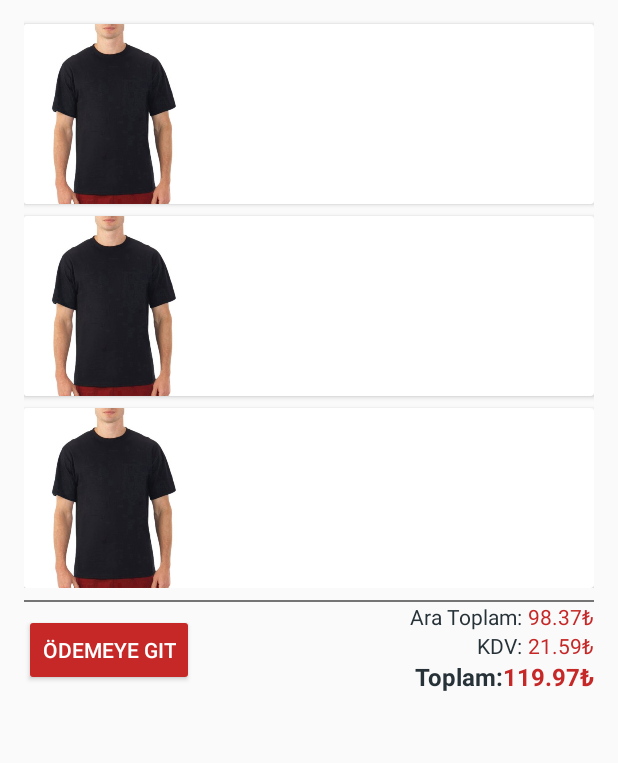
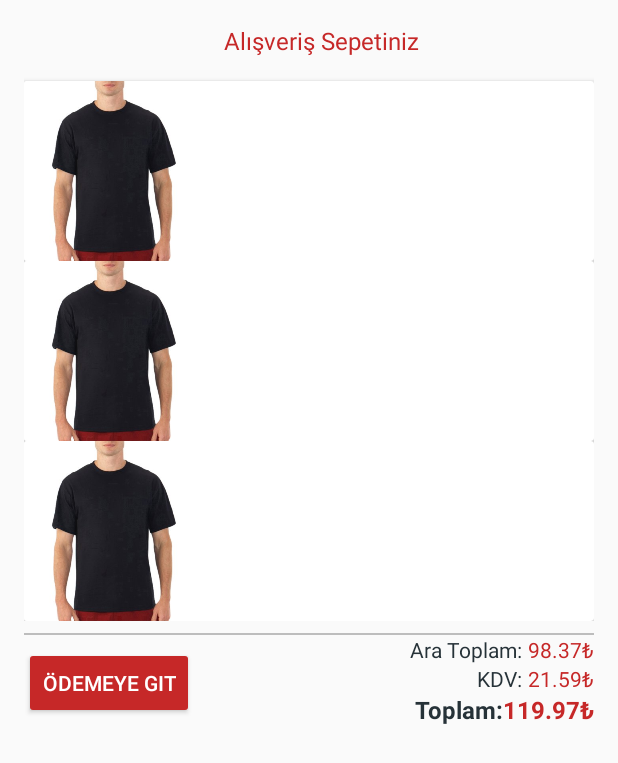
Before and after one commit to OzgurCanErdogan/GE401, an Android app: the layout activity_shopping_cart.xml on its own in the app's theme, with its tools: preview values and no code run, on a phone screen of 412 x 824 dp. Shown: the top 763 px of the screen. Run offline under Robolectric (Android 15) with nearby library versions, the phone set to English and light mode, and no system bars.

Commit message:
Mobile UI fixes, Mobile Back-End prep, wireless indicator to Arduino

```diff
--- a/AndroidApp/app/src/main/AndroidManifest.xml
+++ b/AndroidApp/app/src/main/AndroidManifest.xml
@@ -8,7 +8,7 @@
         android:allowBackup="true"
         android:icon="@mipmap/ic_launcher"
         android:label="@string/app_name"
-        android:roundIcon="@mipmap/ic_launcher_round"
+        android:roundIcon="@mipmap/ic_launcher"
         android:supportsRtl="true"
         android:theme="@style/AppTheme">
         <activity android:name=".MainActivity">
@@ -18,8 +18,8 @@
                 <category android:name="android.intent.category.LAUNCHER" />
             </intent-filter>
         </activity>
-        <activity android:name=".ShoppingCartActivity" />
-        <activity android:name=".PaymentActivity"></activity>
+        <activity android:name=".ShoppingCartActivity" android:parentActivityName=".MainActivity" />
+        <activity android:name=".PaymentActivity" android:parentActivityName=".ShoppingCartActivity"/>
     </application>
 
 </manifest>
--- a/AndroidApp/app/src/main/res/layout/activity_main.xml
+++ b/AndroidApp/app/src/main/res/layout/activity_main.xml
@@ -24,9 +24,9 @@
         android:id="@+id/cl_passgetID"
         android:layout_width="wrap_content"
         android:layout_height="wrap_content"
-        app:layout_constraintBottom_toBottomOf="parent"
         app:layout_constraintLeft_toLeftOf="parent"
         android:visibility="gone"
+        android:layout_marginTop="16dp"
         app:layout_constraintRight_toRightOf="parent"
         app:layout_constraintTop_toTopOf="parent">
 
--- a/AndroidApp/app/src/main/res/layout/activity_shopping_cart.xml
+++ b/AndroidApp/app/src/main/res/layout/activity_shopping_cart.xml
@@ -5,6 +5,33 @@
     android:layout_width="match_parent"
     android:layout_height="match_parent"
     tools:context="tech.babako.passget.ShoppingCartActivity">
+
+    <android.support.v4.widget.SwipeRefreshLayout
+        android:id="@+id/srl_shopping_cart"
+        android:layout_width="match_parent"
+        android:layout_height="match_parent"
+        app:layout_constraintBottom_toBottomOf="parent"
+        app:layout_constraintLeft_toLeftOf="parent"
+        app:layout_constraintRight_toRightOf="parent"
+        app:layout_constraintTop_toTopOf="parent">
+
+        <android.support.constraint.ConstraintLayout
+            android:layout_width="match_parent"
+            android:layout_height="match_parent">
+
+            <TextView
+                android:id="@+id/tv_shopping_cart_info"
+                android:layout_width="wrap_content"
+                android:layout_height="wrap_content"
+                android:layout_marginLeft="16dp"
+                android:layout_marginStart="16dp"
+                android:layout_marginTop="16dp"
+                android:text="Alışveriş Sepetiniz"
+                android:textColor="#c62828"
+                android:textSize="16sp"
+                app:layout_constraintLeft_toLeftOf="parent"
+                app:layout_constraintRight_toRightOf="parent"
+                app:layout_constraintTop_toTopOf="parent" />
 
             <!-- Normally RecyclerView will be used, but for demo purposes Constraint Layout !-->
             <android.support.constraint.ConstraintLayout
@@ -17,7 +44,17 @@
                 android:layout_marginStart="16dp"
                 app:layout_constraintLeft_toLeftOf="parent"
                 app:layout_constraintRight_toRightOf="parent"
-        app:layout_constraintTop_toTopOf="parent">
+                app:layout_constraintTop_toBottomOf="@id/tv_shopping_cart_info">
+
+                <ProgressBar
+                    android:id="@+id/pb_shopping_cart"
+                    android:layout_width="50dp"
+                    android:layout_height="50dp"
+                    android:visibility="gone"
+                    app:layout_constraintBottom_toBottomOf="parent"
+                    app:layout_constraintLeft_toLeftOf="parent"
+                    app:layout_constraintRight_toRightOf="parent"
+                    app:layout_constraintTop_toTopOf="parent" />
 
                 <!-- Item 1 !-->
                 <android.support.v7.widget.CardView
@@ -100,7 +137,6 @@
                     android:id="@+id/cv_item_2"
                     android:layout_width="0dp"
                     android:layout_height="wrap_content"
-            android:layout_marginTop="8dp"
                     app:layout_constraintLeft_toLeftOf="parent"
                     app:layout_constraintRight_toRightOf="parent"
                     app:layout_constraintTop_toBottomOf="@id/cv_item_1">
@@ -176,7 +212,6 @@
                     android:id="@+id/cv_item_3"
                     android:layout_width="0dp"
                     android:layout_height="wrap_content"
-            android:layout_marginTop="8dp"
                     app:layout_constraintLeft_toLeftOf="parent"
                     app:layout_constraintRight_toRightOf="parent"
                     app:layout_constraintTop_toBottomOf="@id/cv_item_2">
@@ -255,51 +290,54 @@
                 android:id="@+id/basket_cost_divider"
                 android:layout_width="0dp"
                 android:layout_height="1dp"
-        android:background="#757575"
+                android:layout_marginBottom="8dp"
+                android:layout_marginTop="8dp"
+                android:background="#bdbdbd"
                 app:layout_constraintLeft_toLeftOf="@id/cl_basket_items"
                 app:layout_constraintRight_toRightOf="@id/cl_basket_items"
-        app:layout_constraintTop_toBottomOf="@id/cl_basket_items"
-        android:layout_marginTop="8dp"
-        android:layout_marginBottom="8dp"/>
+                app:layout_constraintTop_toBottomOf="@id/cl_basket_items" />
+
             <TextView
                 android:id="@+id/tv_total_cost_label"
                 android:layout_width="wrap_content"
                 android:layout_height="wrap_content"
+                android:layout_marginRight="4dp"
                 android:text="Ara Toplam:"
-        app:layout_constraintTop_toBottomOf="@id/basket_cost_divider"
+                android:textColor="#263238"
+                app:layout_constraintBottom_toBottomOf="@id/tv_total_cost_value"
                 app:layout_constraintRight_toLeftOf="@id/tv_total_cost_value"
-        app:layout_constraintBottom_toBottomOf="@id/tv_total_cost_value"
-        android:layout_marginRight="4dp"
-        android:textColor="#263238"/>
+                app:layout_constraintTop_toBottomOf="@id/basket_cost_divider" />
+
             <TextView
                 android:id="@+id/tv_total_cost_value"
                 android:layout_width="wrap_content"
                 android:layout_height="wrap_content"
-        app:layout_constraintRight_toRightOf="@id/basket_cost_divider"
-        app:layout_constraintTop_toBottomOf="@id/basket_cost_divider"
                 android:text="98.37₺"
                 android:textColor="#c62828"
-        android:textSize="14sp"/>
+                android:textSize="14sp"
+                app:layout_constraintRight_toRightOf="@id/basket_cost_divider"
+                app:layout_constraintTop_toBottomOf="@id/basket_cost_divider" />
 
             <TextView
                 android:id="@+id/tv_kdv_label"
                 android:layout_width="wrap_content"
                 android:layout_height="wrap_content"
+                android:layout_marginRight="4dp"
                 android:text="KDV:"
-        app:layout_constraintTop_toBottomOf="@id/tv_total_cost_label"
+                android:textColor="#263238"
+                app:layout_constraintBottom_toBottomOf="@id/tv_kdv_value"
                 app:layout_constraintRight_toLeftOf="@id/tv_kdv_value"
-        app:layout_constraintBottom_toBottomOf="@id/tv_kdv_value"
-        android:layout_marginRight="4dp"
-        android:textColor="#263238"/>
+                app:layout_constraintTop_toBottomOf="@id/tv_total_cost_label" />
+
             <TextView
                 android:id="@+id/tv_kdv_value"
                 android:layout_width="wrap_content"
                 android:layout_height="wrap_content"
                 android:text="21.59₺"
-        app:layout_constraintTop_toBottomOf="@id/tv_total_cost_label"
+                android:textColor="#c62828"
+                android:textSize="14sp"
                 app:layout_constraintRight_toRightOf="@id/basket_cost_divider"
-        android:textColor="#c62828"
-        android:textSize="14sp"/>
+                app:layout_constraintTop_toBottomOf="@id/tv_total_cost_label" />
 
             <TextView
                 android:id="@+id/total_price_label"
@@ -307,30 +345,33 @@
                 android:layout_height="wrap_content"
                 android:text="Toplam:"
                 android:textColor="#263238"
+                android:textSize="16sp"
                 android:textStyle="bold"
-        android:textSize="16sp"
-        app:layout_constraintTop_toBottomOf="@id/tv_kdv_label"
+                app:layout_constraintBottom_toBottomOf="@id/tv_total_price_value"
                 app:layout_constraintRight_toLeftOf="@id/tv_total_price_value"
-        app:layout_constraintBottom_toBottomOf="@id/tv_total_price_value"/>
+                app:layout_constraintTop_toBottomOf="@id/tv_kdv_label" />
+
             <TextView
                 android:id="@+id/tv_total_price_value"
                 android:layout_width="wrap_content"
                 android:layout_height="wrap_content"
-        app:layout_constraintTop_toBottomOf="@id/tv_kdv_label"
-        app:layout_constraintRight_toRightOf="@id/basket_cost_divider"
                 android:text="119.97₺"
                 android:textColor="#c62828"
+                android:textSize="16sp"
                 android:textStyle="bold"
-        android:textSize="16sp"/>
+                app:layout_constraintRight_toRightOf="@id/basket_cost_divider"
+                app:layout_constraintTop_toBottomOf="@id/tv_kdv_label" />
 
             <Button
                 android:id="@+id/button_submit_shopping_cart"
                 android:layout_width="wrap_content"
                 android:layout_height="wrap_content"
-        android:text="Ödemeye Git"
                 android:layout_marginTop="8dp"
                 android:backgroundTint="#c62828"
+                android:text="Ödemeye Git"
                 android:textColor="#fff"
-        app:layout_constraintTop_toBottomOf="@id/basket_cost_divider"
-        app:layout_constraintLeft_toLeftOf="@id/basket_cost_divider"/>
+                app:layout_constraintLeft_toLeftOf="@id/basket_cost_divider"
+                app:layout_constraintTop_toBottomOf="@id/basket_cost_divider" />
         </android.support.constraint.ConstraintLayout>
+    </android.support.v4.widget.SwipeRefreshLayout>
+</android.support.constraint.ConstraintLayout>
```
Also changed, not shown: AndroidApp/app/src/main/java/tech/babako/passget/BackgroundList.java (deleted, +0 -111 lines), AndroidApp/app/src/main/java/tech/babako/passget/BackgroundWorker.java (deleted, +0 -126 lines), AndroidApp/app/src/main/java/tech/babako/passget/PaymentActivity.java (+15 -0 lines), AndroidApp/app/src/main/java/tech/babako/passget/ShoppingCartActivity.java (+83 -55 lines), AndroidApp/app/src/main/java/tech/babako/passget/Utils/NetworkUtils.java (added, +58 -0 lines), AndroidApp/app/src/main/res/mipmap-hdpi/ic_launcher.png, AndroidApp/app/src/main/res/mipmap-hdpi/ic_launcher_round.png (deleted), AndroidApp/app/src/main/res/mipmap-mdpi/ic_launcher.png, AndroidApp/app/src/main/res/mipmap-mdpi/ic_launcher_round.png (deleted), AndroidApp/app/src/main/res/mipmap-xhdpi/ic_launcher.png, AndroidApp/app/src/main/res/mipmap-xhdpi/ic_launcher_round.png (deleted), AndroidApp/app/src/main/res/mipmap-xxhdpi/ic_launcher.png, AndroidApp/app/src/main/res/mipmap-xxhdpi/ic_launcher_round.png (deleted), AndroidApp/app/src/main/res/mipmap-xxxhdpi/ic_launcher.png, 1 more files, 1 other file. Lines whose indentation alone changed are shown as unchanged.
